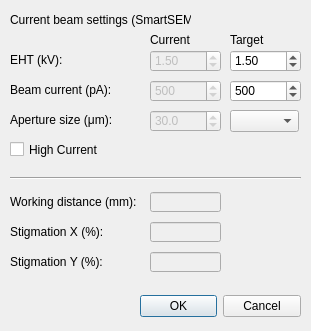
This is gui/sem_settings_dlg.ui in SBEMimage/SBEMimage as Qt 5 draws it before an edit. The edited form follows.
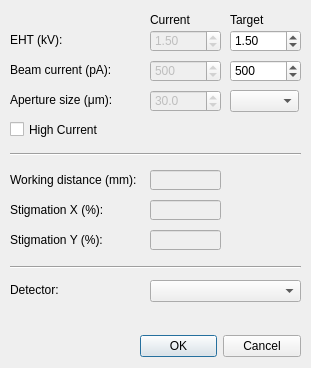
This is the edited form.

Commit message: Add detector selection to SEM settings dialog and mock SEM [WIP]

```diff
--- a/gui/sem_settings_dlg.ui
+++ b/gui/sem_settings_dlg.ui
@@ -10,7 +10,7 @@
     <x>0</x>
     <y>0</y>
     <width>311</width>
-    <height>331</height>
+    <height>368</height>
    </rect>
   </property>
   <property name="sizePolicy">
@@ -29,7 +29,7 @@
    <property name="geometry">
     <rect>
      <x>140</x>
-     <y>290</y>
+     <y>330</y>
      <width>161</width>
      <height>32</height>
     </rect>
@@ -48,7 +48,7 @@
    <property name="geometry">
     <rect>
      <x>230</x>
-     <y>50</y>
+     <y>30</y>
      <width>71</width>
      <height>22</height>
     </rect>
@@ -70,7 +70,7 @@
    <property name="geometry">
     <rect>
      <x>230</x>
-     <y>30</y>
+     <y>10</y>
      <width>41</width>
      <height>20</height>
     </rect>
@@ -83,7 +83,7 @@
    <property name="geometry">
     <rect>
      <x>230</x>
-     <y>80</y>
+     <y>60</y>
      <width>71</width>
      <height>22</height>
     </rect>
@@ -105,7 +105,7 @@
    <property name="geometry">
     <rect>
      <x>150</x>
-     <y>30</y>
+     <y>10</y>
      <width>41</width>
      <height>20</height>
     </rect>
@@ -118,7 +118,7 @@
    <property name="geometry">
     <rect>
      <x>10</x>
-     <y>252</y>
+     <y>230</y>
      <width>131</width>
      <height>20</height>
     </rect>
@@ -134,7 +134,7 @@
    <property name="geometry">
     <rect>
      <x>150</x>
-     <y>192</y>
+     <y>170</y>
      <width>71</width>
      <height>20</height>
     </rect>
@@ -147,7 +147,7 @@
    <property name="geometry">
     <rect>
      <x>150</x>
-     <y>222</y>
+     <y>200</y>
      <width>71</width>
      <height>20</height>
     </rect>
@@ -157,7 +157,7 @@
    <property name="geometry">
     <rect>
      <x>10</x>
-     <y>222</y>
+     <y>200</y>
      <width>131</width>
      <height>20</height>
     </rect>
@@ -170,8 +170,8 @@
    <property name="geometry">
     <rect>
      <x>10</x>
-     <y>192</y>
-     <width>151</width>
+     <y>170</y>
+     <width>131</width>
      <height>20</height>
     </rect>
    </property>
@@ -186,7 +186,7 @@
    <property name="geometry">
     <rect>
      <x>150</x>
-     <y>252</y>
+     <y>230</y>
      <width>71</width>
      <height>20</height>
     </rect>
@@ -196,7 +196,7 @@
    <property name="geometry">
     <rect>
      <x>10</x>
-     <y>170</y>
+     <y>146</y>
      <width>291</width>
      <height>16</height>
     </rect>
@@ -205,24 +205,11 @@
     <enum>Qt::Horizontal</enum>
    </property>
   </widget>
-  <widget class="QLabel" name="label_2">
-   <property name="geometry">
-    <rect>
-     <x>10</x>
-     <y>10</y>
-     <width>181</width>
-     <height>20</height>
-    </rect>
-   </property>
-   <property name="text">
-    <string>Current beam settings (SmartSEM): </string>
-   </property>
-  </widget>
   <widget class="QLabel" name="label_3">
    <property name="geometry">
     <rect>
      <x>10</x>
-     <y>50</y>
+     <y>30</y>
      <width>81</width>
      <height>20</height>
     </rect>
@@ -241,7 +228,7 @@
    <property name="geometry">
     <rect>
      <x>10</x>
-     <y>80</y>
+     <y>60</y>
      <width>131</width>
      <height>20</height>
     </rect>
@@ -263,7 +250,7 @@
    <property name="geometry">
     <rect>
      <x>150</x>
-     <y>50</y>
+     <y>30</y>
      <width>71</width>
      <height>22</height>
     </rect>
@@ -288,7 +275,7 @@
    <property name="geometry">
     <rect>
      <x>150</x>
-     <y>80</y>
+     <y>60</y>
      <width>71</width>
      <height>22</height>
     </rect>
@@ -310,7 +297,7 @@
    <property name="geometry">
     <rect>
      <x>10</x>
-     <y>110</y>
+     <y>90</y>
      <width>131</width>
      <height>20</height>
     </rect>
@@ -329,7 +316,7 @@
    <property name="geometry">
     <rect>
      <x>230</x>
-     <y>110</y>
+     <y>90</y>
      <width>69</width>
      <height>22</height>
     </rect>
@@ -342,7 +329,7 @@
    <property name="geometry">
     <rect>
      <x>150</x>
-     <y>110</y>
+     <y>90</y>
      <width>71</width>
      <height>22</height>
     </rect>
@@ -364,7 +351,7 @@
    <property name="geometry">
     <rect>
      <x>10</x>
-     <y>140</y>
+     <y>120</y>
      <width>131</width>
      <height>19</height>
     </rect>
@@ -373,6 +360,42 @@
     <string>High Current</string>
    </property>
   </widget>
+  <widget class="Line" name="line_2">
+   <property name="geometry">
+    <rect>
+     <x>10</x>
+     <y>259</y>
+     <width>291</width>
+     <height>16</height>
+    </rect>
+   </property>
+   <property name="orientation">
+    <enum>Qt::Horizontal</enum>
+   </property>
+  </widget>
+  <widget class="QLabel" name="label_detector">
+   <property name="geometry">
+    <rect>
+     <x>10</x>
+     <y>280</y>
+     <width>131</width>
+     <height>20</height>
+    </rect>
+   </property>
+   <property name="text">
+    <string>Detector:</string>
+   </property>
+  </widget>
+  <widget class="QComboBox" name="comboBox_detector">
+   <property name="geometry">
+    <rect>
+     <x>150</x>
+     <y>280</y>
+     <width>151</width>
+     <height>22</height>
+    </rect>
+   </property>
+  </widget>
  </widget>
  <resources/>
  <connections>
```
Left out of the diff: 2 changed lines with no effect on the pictures. The commit also changes 2 other files.
